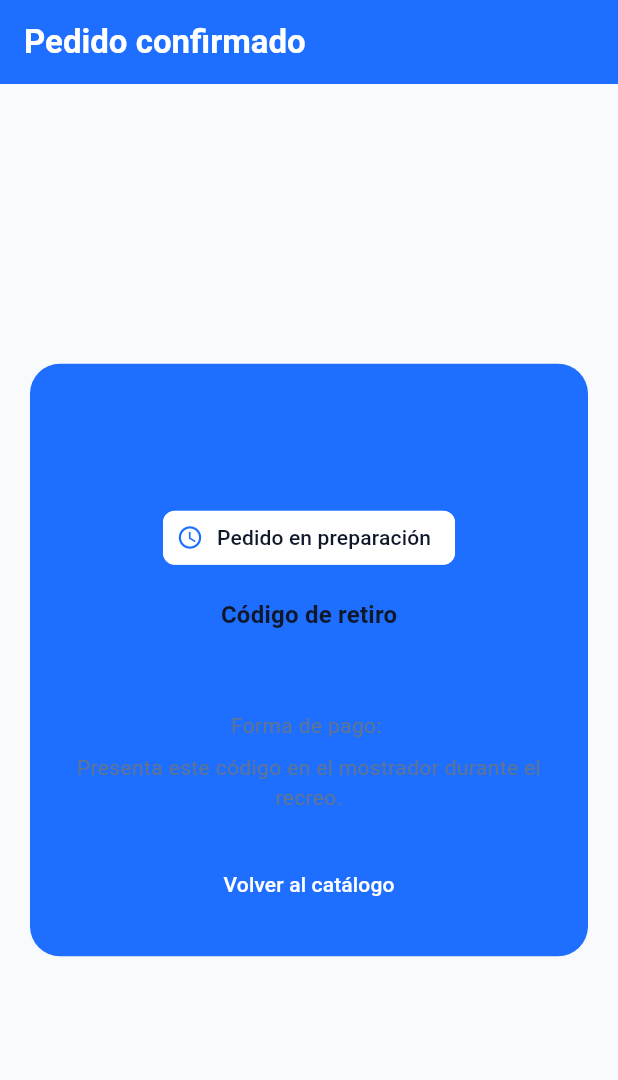
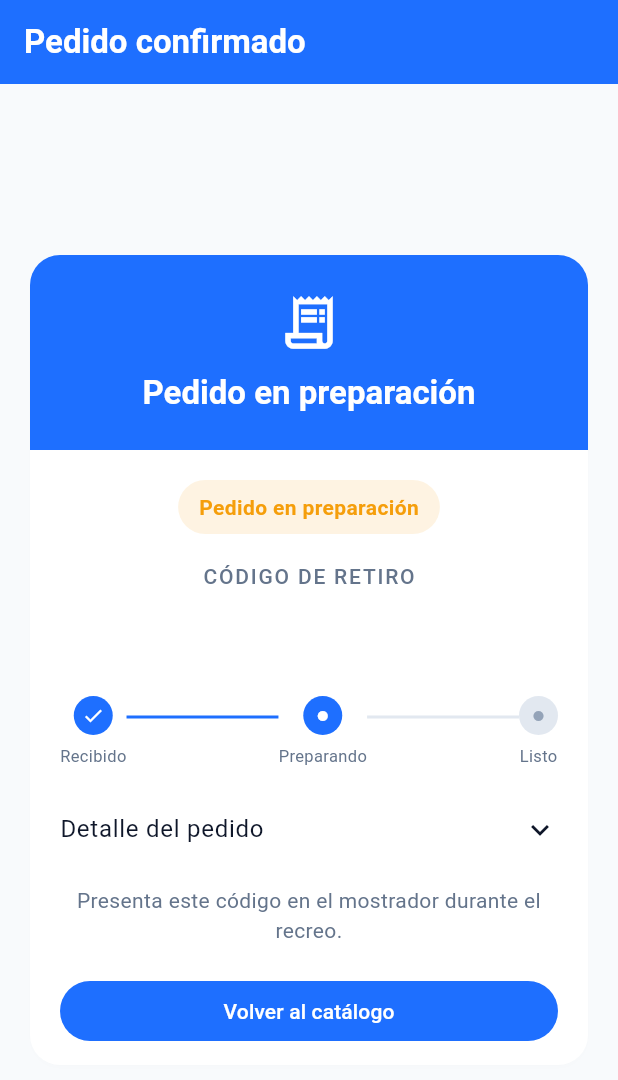
Before and after one commit to valenti-des/AlToque-Pedidos-App, a Flutter app: the OrderConfirmationPage screen opened directly with empty values, on a phone screen of 412 x 824 dp. Shown: the top 1080 px of the screen. Run offline on Flutter 3.47's test engine with Material 3 defaults, Android fonts, the phone set to English and light mode, and no system bars.

Commit message:
feat(orders): muestra estado y progreso del pedido
Lee el estado de pedido de la API y lo presenta en el ticket y el historial, junto con el código de retiro, progreso y detalle expandible.

```diff
--- a/lib/models/order.dart
+++ b/lib/models/order.dart
@@ -1,7 +1,12 @@
 import 'product.dart';
 
 class Order {
-  Order(Map<Product, int> items, this.paymentMethod, this.pickupCode)
+  Order(
+    Map<Product, int> items,
+    this.paymentMethod,
+    this.pickupCode, {
+    this.status = 'pendiente',
+  })
     : items = Map<Product, int>.unmodifiable(items);
 
   factory Order.fromJson(Map<String, dynamic> json) {
@@ -19,10 +24,12 @@ class Order {
       items,
       json['paymentMethod'] as String,
       json['pickupCode'] as String,
+      status: json['status'] as String? ?? 'pendiente',
     );
   }
 
   final Map<Product, int> items;
   final String paymentMethod;
   final String pickupCode;
+  final String status;
 }
--- a/lib/pages/order_confirmation_page.dart
+++ b/lib/pages/order_confirmation_page.dart
@@ -10,6 +10,24 @@ class OrderConfirmationPage extends StatelessWidget {
   @override
   Widget build(BuildContext context) {
     final colorScheme = Theme.of(context).colorScheme;
+    final normalizedStatus = order.status.toLowerCase();
+    final isCancelled = normalizedStatus.contains('cancel') ||
+      normalizedStatus.contains('rechaz');
+    final isReady = normalizedStatus.contains('listo') ||
+      normalizedStatus.contains('entreg');
+    final statusLabel = isCancelled
+      ? 'Pedido cancelado'
+      : isReady
+      ? normalizedStatus.contains('entreg')
+        ? 'Pedido entregado'
+        : '¡Tu pedido está listo!'
+      : 'Pedido en preparación';
+    final statusColor = isCancelled
+      ? const Color(0xFFEF4444)
+      : isReady
+      ? const Color(0xFF22C55E)
+      : const Color(0xFFF59E0B);
+    final progress = isCancelled ? 0 : isReady ? 2 : 1;
 
     return Scaffold(
       appBar: AppBar(title: const Text('Pedido confirmado')),
@@ -17,53 +35,116 @@ class OrderConfirmationPage extends StatelessWidget {
         child: SingleChildScrollView(
           padding: const EdgeInsets.all(20),
           child: Card(
-            color: colorScheme.primaryContainer,
+            clipBehavior: Clip.antiAlias,
+            color: Colors.white,
+            elevation: 1,
             shape: RoundedRectangleBorder(
               borderRadius: BorderRadius.circular(20),
             ),
-            child: Padding(
-              padding: const EdgeInsets.all(24),
             child: Column(
               mainAxisSize: MainAxisSize.min,
               children: [
-                  Icon(
-                    Icons.check_circle_outline,
-                    size: 56,
+                Container(
+                  width: double.infinity,
                   color: colorScheme.primary,
+                  padding: const EdgeInsets.all(24),
+                  child: Column(
+                    children: [
+                      const Icon(
+                        Icons.receipt_long_outlined,
+                        size: 42,
+                        color: Colors.white,
                       ),
                       const SizedBox(height: 12),
-                  Chip(
-                    avatar: const Icon(Icons.schedule, size: 18),
-                    label: const Text('Pedido en preparación'),
-                    backgroundColor: colorScheme.surface,
-                    side: BorderSide.none,
+                      Text(
+                        statusLabel,
+                        textAlign: TextAlign.center,
+                        style: Theme.of(context).textTheme.titleLarge?.copyWith(
+                          color: Colors.white,
                         ),
-                  const SizedBox(height: 16),
+                      ),
+                    ],
+                  ),
+                ),
+                Padding(
+                  padding: const EdgeInsets.fromLTRB(20, 20, 20, 12),
+                  child: Column(
+                    children: [
+                      DecoratedBox(
+                        decoration: BoxDecoration(
+                          color: statusColor.withValues(alpha: 0.12),
+                          borderRadius: BorderRadius.circular(30),
+                        ),
+                        child: Padding(
+                          padding: const EdgeInsets.symmetric(
+                            horizontal: 14,
+                            vertical: 8,
+                          ),
+                          child: Text(
+                            statusLabel,
+                            style: TextStyle(
+                              color: statusColor,
+                              fontWeight: FontWeight.w600,
+                            ),
+                          ),
+                        ),
+                      ),
+                      const SizedBox(height: 18),
                       Text(
-                    'Código de retiro',
-                    style: Theme.of(context).textTheme.titleMedium,
+                        'CÓDIGO DE RETIRO',
+                        style: Theme.of(context).textTheme.labelLarge?.copyWith(
+                          color: const Color(0xFF64748B),
+                          letterSpacing: 1.2,
                         ),
+                      ),
+                      const SizedBox(height: 4),
                       Text(
                         order.pickupCode,
-                    style: Theme.of(context).textTheme.headlineLarge?.copyWith(
-                      fontWeight: FontWeight.bold,
-                      letterSpacing: 2,
+                        style: Theme.of(context).textTheme.displaySmall?.copyWith(
+                          color: const Color(0xFF0F172A),
+                          fontWeight: FontWeight.w800,
                         ),
                       ),
+                      const SizedBox(height: 22),
+                      _OrderProgress(currentStep: progress, cancelled: isCancelled),
                       const SizedBox(height: 12),
-                  Text('Forma de pago: ${order.paymentMethod}'),
+                      ExpansionTile(
+                        tilePadding: EdgeInsets.zero,
+                        title: const Text('Detalle del pedido'),
+                        children: [
+                          for (final entry in order.items.entries)
+                            ListTile(
+                              dense: true,
+                              contentPadding: EdgeInsets.zero,
+                              title: Text(entry.key.name),
+                              trailing: Text('× ${entry.value}'),
+                            ),
+                          ListTile(
+                            dense: true,
+                            contentPadding: EdgeInsets.zero,
+                            title: const Text('Forma de pago'),
+                            trailing: Text(order.paymentMethod),
+                          ),
+                        ],
+                      ),
                       const SizedBox(height: 8),
                       const Text(
                         'Presenta este código en el mostrador durante el recreo.',
                         textAlign: TextAlign.center,
+                        style: TextStyle(color: Color(0xFF64748B)),
                       ),
-                  const SizedBox(height: 24),
-                  FilledButton(
+                      const SizedBox(height: 20),
+                      SizedBox(
+                        width: double.infinity,
+                        child: FilledButton(
                           onPressed: () => Navigator.of(context).pop(),
                           child: const Text('Volver al catálogo'),
                         ),
+                      ),
                     ],
                   ),
+                ),
+              ],
             ),
           ),
         ),
@@ -71,3 +152,56 @@ class OrderConfirmationPage extends StatelessWidget {
     );
   }
 }
+
+class _OrderProgress extends StatelessWidget {
+  const _OrderProgress({required this.currentStep, required this.cancelled});
+
+  final int currentStep;
+  final bool cancelled;
+
+  @override
+  Widget build(BuildContext context) {
+    const labels = ['Recibido', 'Preparando', 'Listo'];
+    final color = cancelled
+        ? const Color(0xFFEF4444)
+        : const Color(0xFF1E6FFF);
+    return Row(
+      children: [
+        for (var index = 0; index < labels.length; index++) ...[
+          Column(
+            children: [
+              CircleAvatar(
+                radius: 13,
+                backgroundColor: index <= currentStep
+                    ? color
+                    : const Color(0xFFE2E8F0),
+                child: Icon(
+                  index < currentStep
+                      ? Icons.check
+                      : Icons.circle,
+                  size: index < currentStep ? 15 : 8,
+                  color: index <= currentStep
+                      ? Colors.white
+                      : const Color(0xFF94A3B8),
+                ),
+              ),
+              const SizedBox(height: 6),
+              Text(
+                labels[index],
+                style: const TextStyle(fontSize: 11, color: Color(0xFF64748B)),
+              ),
+            ],
+          ),
+          if (index < labels.length - 1)
+            Expanded(
+              child: Container(
+                height: 2,
+                margin: const EdgeInsets.only(bottom: 20),
+                color: index < currentStep ? color : const Color(0xFFE2E8F0),
+              ),
+            ),
+        ],
+      ],
+    );
+  }
+}
--- a/lib/pages/order_history_page.dart
+++ b/lib/pages/order_history_page.dart
@@ -36,7 +36,7 @@ class OrderHistoryPage extends StatelessWidget {
                     title: Text('Pedido ${order.pickupCode}'),
                     subtitle: Text(
                       '$itemCount productos · ${order.paymentMethod}'
-                      ' · En preparación',
+                      ' · ${_statusLabel(order.status)}',
                     ),
                     trailing: const Icon(Icons.chevron_right),
                     onTap: () {
@@ -52,7 +52,7 @@ class OrderHistoryPage extends StatelessWidget {
                                 Text('${entry.value} × ${entry.key.name}'),
                               const SizedBox(height: 12),
                               Text('Pago: ${order.paymentMethod}'),
-                              const Text('Estado: En preparación'),
+                              Text('Estado: ${_statusLabel(order.status)}'),
                             ],
                           ),
                           actions: [
@@ -71,3 +71,18 @@ class OrderHistoryPage extends StatelessWidget {
     );
   }
 }
+
+String _statusLabel(String status) {
+  switch (status.toLowerCase()) {
+    case 'listo':
+    case 'para entregar':
+      return 'Listo para retirar';
+    case 'entregado':
+      return 'Entregado';
+    case 'cancelado':
+    case 'rechazado':
+      return 'Cancelado';
+    default:
+      return 'En preparación';
+  }
+}
```
Lines whose indentation alone changed are shown as unchanged.
